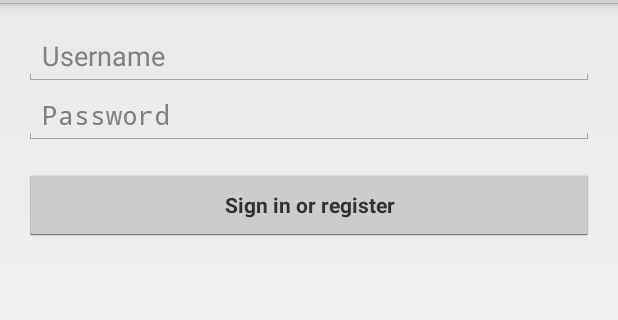
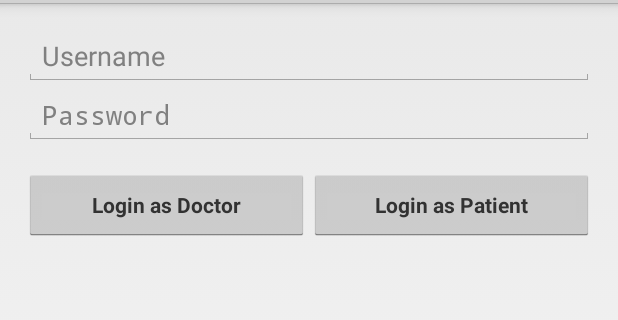
Before and after one commit to sharathp/symptom_management, an Android app: the layout activity_login.xml on its own in the app's theme, with its tools: preview values and no code run, on a phone screen of 412 x 824 dp, the part 69-389 px from its top. Run offline under Robolectric (Android 15) with nearby library versions, the light colour scheme and no system bars.

Commit message:
login works end to end.

```diff
--- a/app/build.gradle
+++ b/app/build.gradle
@@ -21,8 +21,6 @@ android {
 
 dependencies {
     compile fileTree(dir: 'libs', include: ['*.jar'])
-    compile 'com.android.support:appcompat-v7:20.0.0'
-    compile 'com.android.support:support-v4:20.0.0'
     compile 'com.squareup.retrofit:retrofit:1.8.0'
     compile 'com.squareup.okhttp:okhttp-urlconnection:2.0.0'
     compile 'com.squareup.okhttp:okhttp:2.0.0'
--- a/app/src/main/java/com/sharathp/symptom_management/MainActivity.java
+++ b/app/src/main/java/com/sharathp/symptom_management/MainActivity.java
@@ -1,13 +1,13 @@
 package com.sharathp.symptom_management;
 
+import android.app.Activity;
 import android.content.Intent;
 import android.os.Bundle;
-import android.support.v7.app.ActionBarActivity;
 
 import com.sharathp.symptom_management.login.Session;
 
 
-public class MainActivity extends ActionBarActivity {
+public class MainActivity extends Activity {
 
     public static final int REQUEST_LOGIN = 99;
 
--- a/app/src/main/java/com/sharathp/symptom_management/fragment/LoginFragment.java
+++ b/app/src/main/java/com/sharathp/symptom_management/fragment/LoginFragment.java
@@ -2,7 +2,6 @@ package com.sharathp.symptom_management.fragment;
 
 import android.app.Fragment;
 import android.os.Bundle;
-import android.support.annotation.Nullable;
 import android.view.LayoutInflater;
 import android.view.View;
 import android.view.ViewGroup;
@@ -19,7 +18,6 @@ public class LoginFragment extends Fragment {
         setRetainInstance(true);
     }
 
-    @Nullable
     @Override
     public View onCreateView(LayoutInflater inflater, ViewGroup container, Bundle savedInstanceState) {
         // this fragment solely exists to retain the LoginTask..
--- a/app/src/main/java/com/sharathp/symptom_management/http/RestClient.java
+++ b/app/src/main/java/com/sharathp/symptom_management/http/RestClient.java
@@ -20,9 +20,10 @@ public class RestClient {
     private static LoginAPI DOCTOR_LOGIN_API;
     private static LoginAPI PATIENT_LOGIN_API;
 
-    private static String ROOT = "http://192.168.0.12";
+    private static String ROOT = "http://192.168.0.109:8080";
     private static String AUTHORIZATION_HEADER = "Authorization";
     private static String AUTHORIZATION_BASIC = "Basic";
+    public static String GRANT_TYPE_PASSWORD = "password";
 
     private static String DOCTOR_CLIENT_ID = "mobile_doctor";
     private static String DOCTOR_CLIENT_SECRET = "mobile_doctor";
--- a/app/src/main/res/layout/activity_login.xml
+++ b/app/src/main/res/layout/activity_login.xml
@@ -25,15 +25,23 @@
 
             <EditText android:id="@+id/password" android:layout_width="match_parent"
                 android:layout_height="wrap_content" android:hint="@string/prompt_password"
-                android:imeActionId="@+id/login"
-                android:imeActionLabel="@string/action_sign_in_short"
                 android:imeOptions="actionUnspecified" android:inputType="textPassword"
                 android:maxLines="1" android:singleLine="true" />
 
-            <Button android:id="@+id/email_sign_in_button" style="?android:textAppearanceSmall"
-                android:layout_width="match_parent" android:layout_height="wrap_content"
-                android:layout_marginTop="16dp" android:text="@string/action_sign_in"
-                android:textStyle="bold" />
+            <LinearLayout android:layout_width="match_parent"
+                android:layout_height="wrap_content" android:orientation="horizontal">
+
+                <Button android:id="@+id/doctor_sign_in_button" style="?android:textAppearanceSmall"
+                    android:layout_width="0dp" android:layout_height="wrap_content"
+                    android:layout_marginTop="16dp" android:text="@string/action_doctor_sign_in"
+                    android:textStyle="bold" android:layout_weight="1" />
+
+                <Button android:id="@+id/patient_sign_in_button" style="?android:textAppearanceSmall"
+                    android:layout_width="0dp" android:layout_height="wrap_content"
+                    android:layout_marginTop="16dp" android:text="@string/action_patient_sign_in"
+                    android:textStyle="bold" android:layout_weight="1" />
+
+            </LinearLayout>
 
         </LinearLayout>
     </ScrollView>
--- a/app/src/main/res/values/strings.xml
+++ b/app/src/main/res/values/strings.xml
@@ -6,5 +6,7 @@
     <string name="action_settings">Settings</string>
     <string name="title_activity_patient">PatientActivity</string>
     <string name="patient_checkin_text">Check In</string>
+    <string name="action_doctor_sign_in">Login as Doctor</string>
+    <string name="action_patient_sign_in">Login as Patient</string>
 
 </resources>
```
Also changed, not shown: app/src/main/java/com/sharathp/symptom_management/LoginActivity.java (+46 -47 lines), app/src/main/java/com/sharathp/symptom_management/http/LoginAPI.java (+7 -2 lines), app/src/main/java/com/sharathp/symptom_management/model/AccessTokenResponse.java (added, +60 -0 lines).
